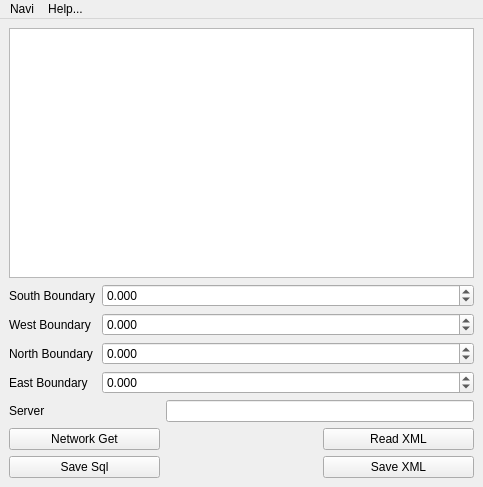
Qt form ui/navi.ui (berndhs/navi) before a commit.
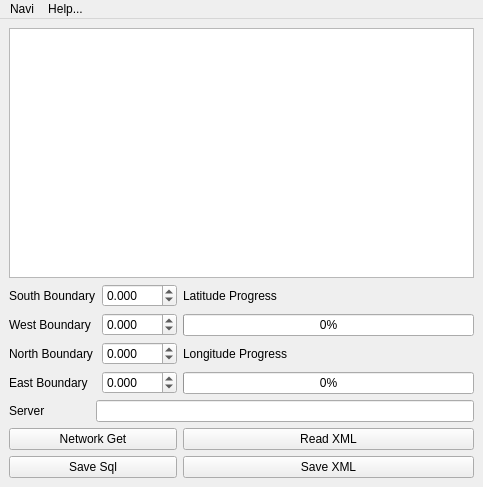
The same form after that commit. Icons and pictures are not drawn.

Patch:
```diff
--- a/ui/navi.ui
+++ b/ui/navi.ui
@@ -22,7 +22,7 @@
     <item row="0" column="0" colspan="3">
      <widget class="QTextBrowser" name="logDisplay"/>
     </item>
-    <item row="1" column="0" colspan="3">
+    <item row="1" column="0" rowspan="4" colspan="2">
      <layout class="QGridLayout" name="gridLayout">
       <item row="0" column="0" rowspan="2">
        <layout class="QFormLayout" name="formLayout">
@@ -125,44 +125,72 @@
       </item>
      </layout>
     </item>
-    <item row="2" column="0">
+    <item row="1" column="2">
+     <widget class="QLabel" name="label">
+      <property name="text">
+       <string>Latitude Progress</string>
+      </property>
+     </widget>
+    </item>
+    <item row="2" column="2">
+     <widget class="QProgressBar" name="latProgress">
+      <property name="value">
+       <number>0</number>
+      </property>
+     </widget>
+    </item>
+    <item row="3" column="2">
+     <widget class="QLabel" name="label_2">
+      <property name="text">
+       <string>Longitude Progress</string>
+      </property>
+     </widget>
+    </item>
+    <item row="4" column="2">
+     <widget class="QProgressBar" name="lonProgress">
+      <property name="value">
+       <number>0</number>
+      </property>
+     </widget>
+    </item>
+    <item row="5" column="0">
      <widget class="QLabel" name="label_3">
       <property name="text">
        <string>Server</string>
       </property>
      </widget>
     </item>
-    <item row="2" column="1" colspan="2">
+    <item row="5" column="1" colspan="2">
      <widget class="QLineEdit" name="serverEdit"/>
     </item>
-    <item row="3" column="0">
+    <item row="6" column="0" colspan="2">
      <widget class="QPushButton" name="readButton">
       <property name="text">
        <string>Network Get</string>
       </property>
      </widget>
     </item>
-    <item row="3" column="2">
+    <item row="6" column="2">
      <widget class="QPushButton" name="xmlReadButton">
       <property name="text">
        <string>Read XML</string>
       </property>
      </widget>
     </item>
-    <item row="4" column="2">
-     <widget class="QPushButton" name="saveButton">
-      <property name="text">
-       <string>Save XML</string>
-      </property>
-     </widget>
-    </item>
-    <item row="4" column="0">
+    <item row="7" column="0" colspan="2">
      <widget class="QPushButton" name="saveSqlButton">
       <property name="text">
        <string>Save Sql</string>
       </property>
      </widget>
     </item>
+    <item row="7" column="2">
+     <widget class="QPushButton" name="saveButton">
+      <property name="text">
+       <string>Save XML</string>
+      </property>
+     </widget>
+    </item>
    </layout>
   </widget>
   <widget class="QMenuBar" name="menubar">
```
